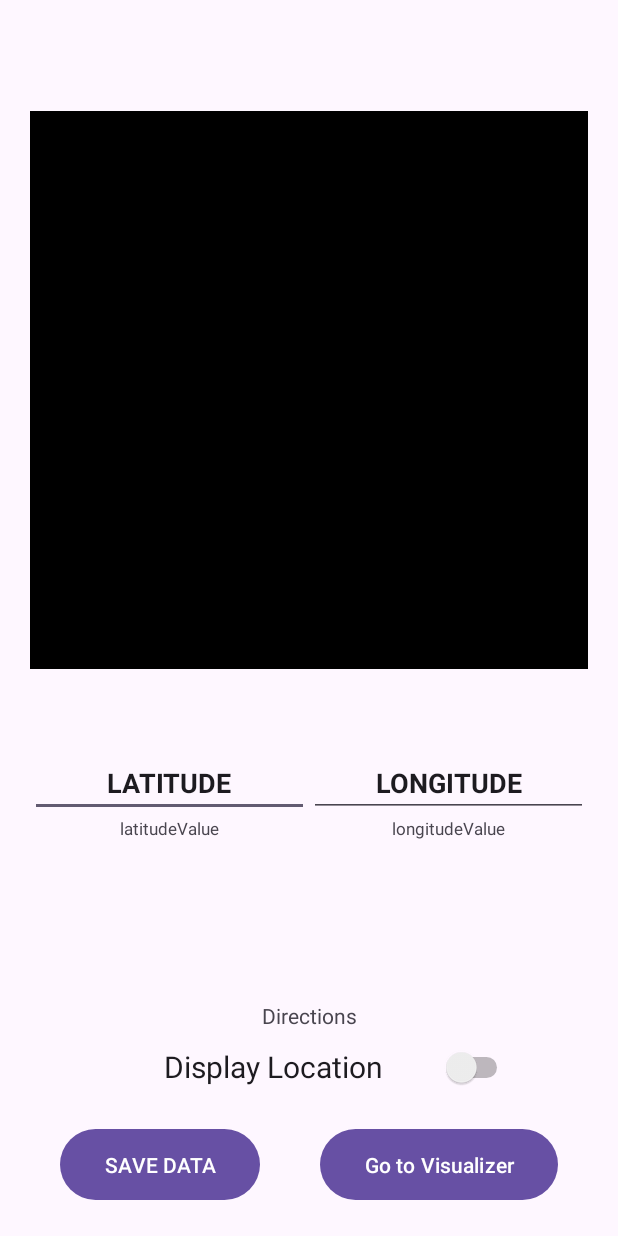
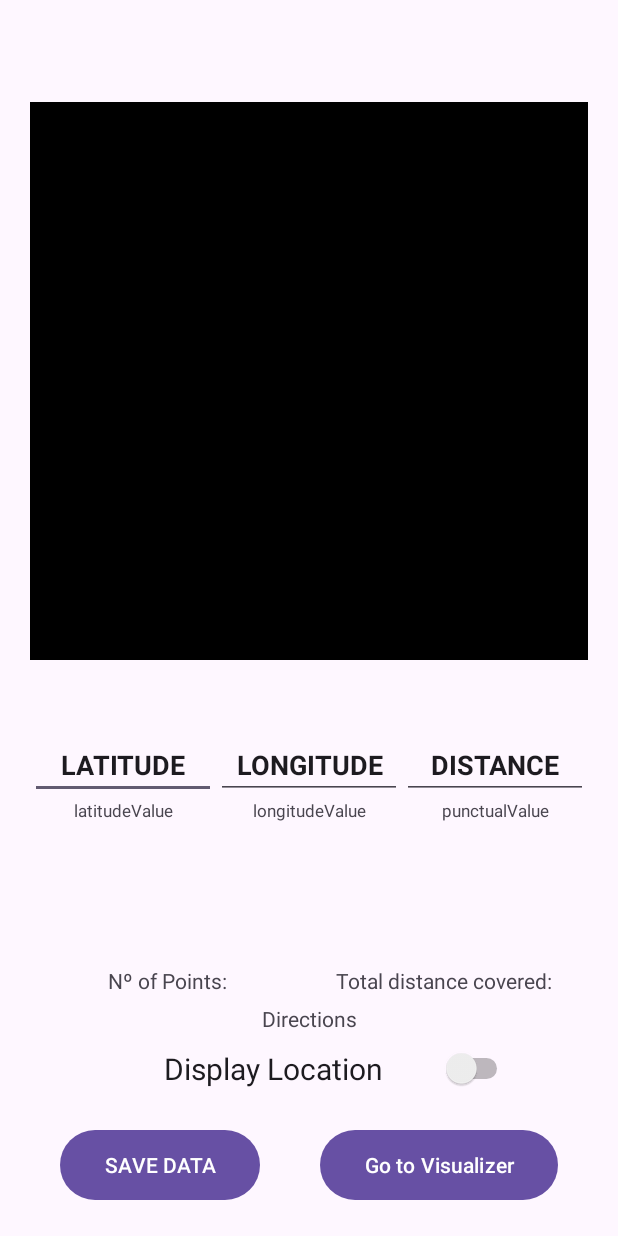
Before and after one commit to DRBondyaleJuez/LocationTrayectoryDrawing, an Android app: the screen it shows after launch (MainActivity), on a phone screen of 412 x 824 dp. Run offline under Robolectric (Android 15) with nearby library versions, the phone set to English and light mode, and no system bars.

Commit message:
Included a few extra features to keep track of the number of parpoints and the distances covered between points and total.

```diff
--- a/app/src/main/res/layout/activity_main.xml
+++ b/app/src/main/res/layout/activity_main.xml
@@ -34,7 +34,7 @@
             android:layout_width="match_parent"
             android:layout_height="wrap_content"
             android:orientation="vertical"
-            android:layout_weight="1"
+            android:layout_weight="3"
             >
 
             <EditText
@@ -64,7 +64,7 @@
             android:layout_width="match_parent"
             android:layout_height="wrap_content"
             android:orientation="vertical"
-            android:layout_weight="1"
+            android:layout_weight="3"
             >
 
 
@@ -90,6 +90,63 @@
                 />
 
         </LinearLayout>
+
+        <!--DISTANCE layout-->
+        <LinearLayout
+            android:layout_width="match_parent"
+            android:layout_height="wrap_content"
+            android:orientation="vertical"
+            android:layout_weight="3"
+            >
+
+            <EditText
+                android:id="@+id/distanceTitle"
+                android:layout_width="match_parent"
+                android:layout_height="wrap_content"
+                android:layout_weight="0.05"
+                android:ems="10"
+                android:inputType="textPersonName"
+                android:text="DISTANCE"
+                android:textAlignment="center"
+                android:textStyle="bold" />
+
+            <TextView
+                android:id="@+id/punctualDistanceTextView"
+                android:layout_width="match_parent"
+                android:layout_height="wrap_content"
+                android:layout_weight="1"
+                android:text="punctualValue"
+                android:textAlignment="center"
+                android:textSize="11dp"/>
+
+        </LinearLayout>
+
+    </LinearLayout>
+
+    <LinearLayout
+        android:layout_width="match_parent"
+        android:layout_height="wrap_content"
+        android:orientation="horizontal"
+        android:layout_weight="0.02"
+        >
+
+        <TextView
+            android:id="@+id/numberOfPointsTextView"
+            android:layout_width="match_parent"
+            android:layout_height="wrap_content"
+            android:layout_weight="0.02"
+            android:text="Nº of Points: "
+            android:textAlignment="center"
+            />
+
+        <TextView
+            android:id="@+id/totalDistanceTextView"
+            android:layout_width="match_parent"
+            android:layout_height="wrap_content"
+            android:layout_weight="0.02"
+            android:text="Total distance covered:  "
+            android:textAlignment="center"
+            />
 
     </LinearLayout>
 
```
